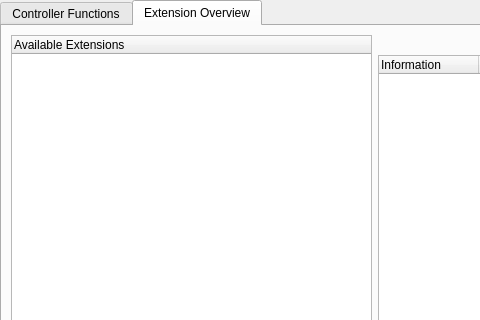
This is kcmlirc/kcmlircbase.ui in KDE/kremotecontrol as Qt 5 draws it before an edit; both pictures show x 0 to 480 and y 0 to 320 of the 749 by 482 pixel window. The edited form follows.
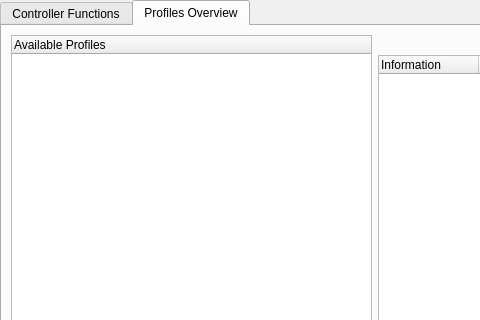
This is the edited form. The open tabs and pages were chosen to show the change. Custom widgets are drawn as their Qt base class.

Diff of the .ui file:
```diff
--- a/kcmlirc/kcmlircbase.ui
+++ b/kcmlirc/kcmlircbase.ui
@@ -277,14 +277,14 @@
      </widget>
      <widget class="QWidget" name="tab">
       <attribute name="title">
-       <string>Extension Overview</string>
+       <string>Profiles Overview</string>
       </attribute>
       <layout class="QHBoxLayout" name="horizontalLayout_2">
        <item>
         <widget class="QTreeWidget" name="theExtensions">
          <column>
           <property name="text">
-           <string>Available Extensions</string>
+           <string>Available Profiles</string>
           </property>
          </column>
         </widget>
```
Left out of the diff: 2 changed lines with no effect on the pictures.
